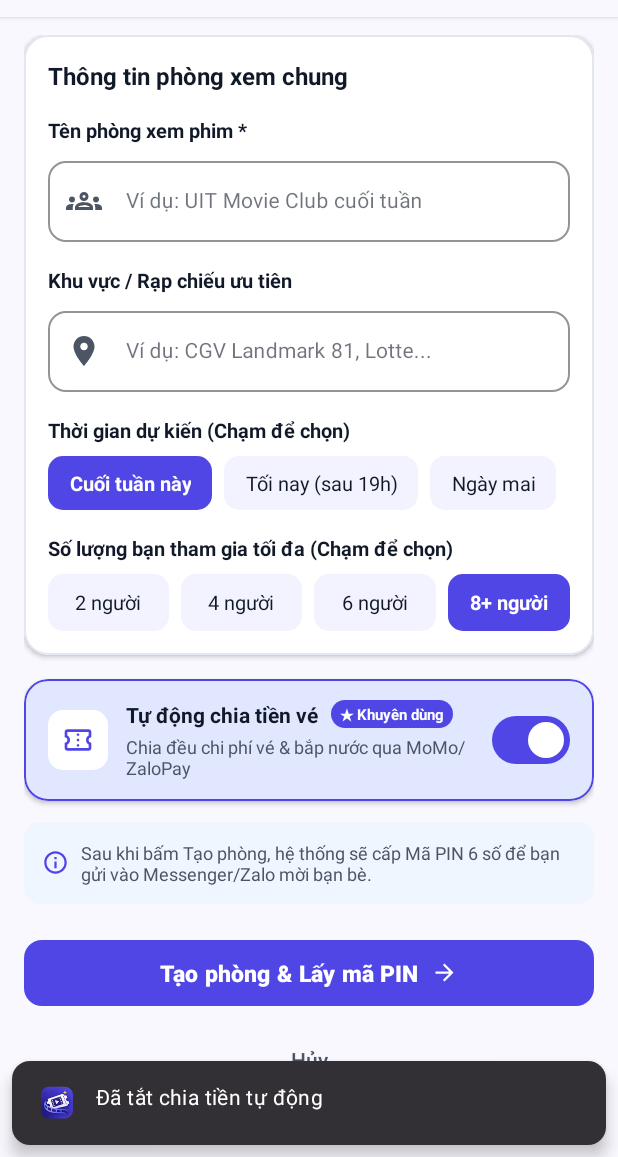
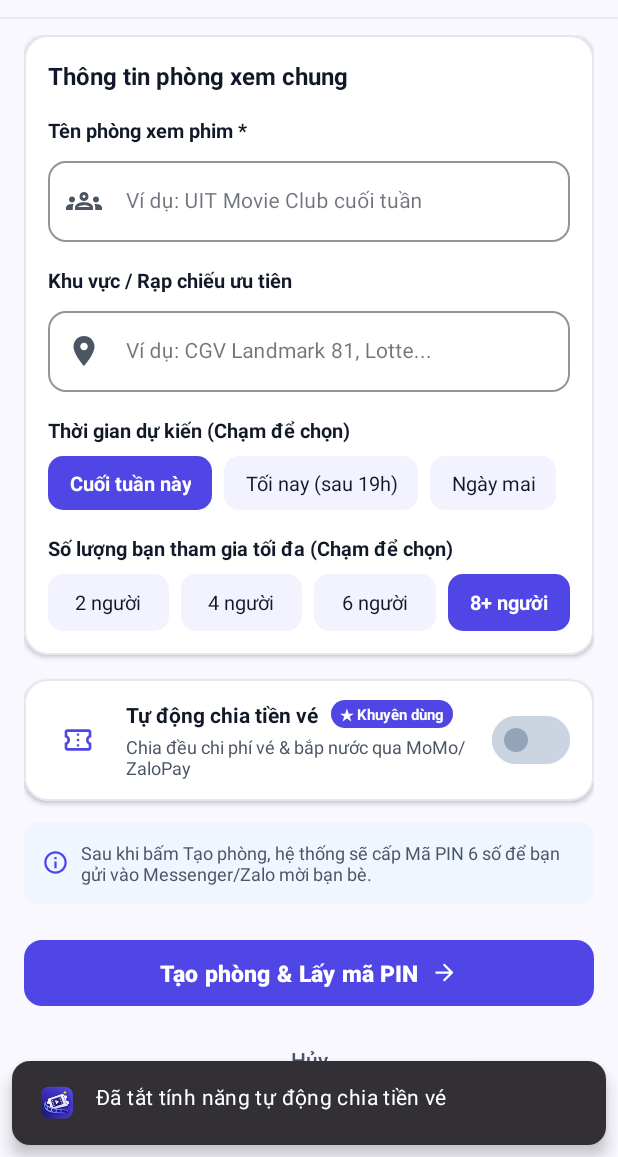
Before and after one commit to TruongCongMinhHai/UngDungQuanLyDatVeXemPhim, an Android app: the CreateRoomFragment screen opened through its navigation route, after a tap on "Tự động chia tiền vé", on a phone screen of 412 x 824 dp, the part 79-1236 px from its top. Run offline under Robolectric (Android 15) with nearby library versions, the phone set to English and light mode, and no system bars; our stand-ins replace navigation-ui; 3 other taps on this screen came first.

Commit message:
feat(cinetogether): xu ly switch chuyen mau xam hoan toan khi tat chia tien

```diff
--- a/CineNow/app/src/main/java/com/ute/cinenow/ui/cinetogether/CreateRoomFragment.kt
+++ b/CineNow/app/src/main/java/com/ute/cinenow/ui/cinetogether/CreateRoomFragment.kt
@@ -1,5 +1,7 @@
 package com.ute.cinenow.ui.cinetogether
 
+import android.content.res.ColorStateList
+import android.graphics.Color
 import android.os.Bundle
 import android.view.LayoutInflater
 import android.view.View
@@ -18,7 +20,6 @@ class CreateRoomFragment : Fragment() {
     private var _binding: FragmentCreateRoomBinding? = null
     private val binding get() = _binding!!
 
-    // Biến lưu trạng thái tùy chọn
     private var selectedTime = "Cuối tuần này"
     private var selectedMemberCount = "4 người"
     private var isAutoSplitBill = true
@@ -34,11 +35,10 @@ class CreateRoomFragment : Fragment() {
         super.onViewCreated(view, savedInstanceState)
         setupInteractiveSelectors()
         setupActions()
+        // Thiết lập trạng thái ban đầu của Switch
+        updateSplitBillCardVisual(binding.switchSplitBill.isChecked)
     }
 
-    /**
-     * Xử lý tương tác chọn Thời gian, Số lượng thành viên, và Bật/Tắt chia tiền
-     */
     private fun setupInteractiveSelectors() {
         // 1. Tương tác chọn Thời gian dự kiến
         val timeChips = listOf(
@@ -72,19 +72,43 @@ class CreateRoomFragment : Fragment() {
         }
 
         // 3. Tương tác Bật / Tắt tính năng Chia tiền vé tự động
+        binding.switchSplitBill.setOnCheckedChangeListener { _, isChecked ->
+            isAutoSplitBill = isChecked
+            updateSplitBillCardVisual(isChecked)
+            if (isChecked) {
+                showCineMessage("Đã bật tự động chia đều tiền vé qua ví điện tử")
+            } else {
+                showCineMessage("Đã tắt tính năng tự động chia tiền vé")
+            }
+        }
+
         binding.cardSplitBill.setOnClickListener {
-            it.animatePress {
-                isAutoSplitBill = !isAutoSplitBill
-                if (isAutoSplitBill) {
-                    binding.ivCheckSplitBill.setImageResource(R.drawable.ic_auth_check_circle)
-                    binding.ivCheckSplitBill.imageTintList = ContextCompat.getColorStateList(requireContext(), R.color.cinenow_primary)
-                    showCineMessage("Đã bật chia đều chi phí tự động")
-                } else {
-                    binding.ivCheckSplitBill.setImageResource(R.drawable.ic_auth_shield_outline)
-                    binding.ivCheckSplitBill.imageTintList = ContextCompat.getColorStateList(requireContext(), R.color.cinenow_text_tertiary)
-                    showCineMessage("Đã tắt chia tiền tự động")
-                }
-            }
+            binding.switchSplitBill.toggle()
+        }
+    }
+
+    private fun updateSplitBillCardVisual(isChecked: Boolean) {
+        val primaryColor = ContextCompat.getColor(requireContext(), R.color.cinenow_primary)
+        val outlineColor = ContextCompat.getColor(requireContext(), R.color.cinenow_outline)
+        val containerColor = ContextCompat.getColor(requireContext(), R.color.cinenow_primary_container)
+        val whiteColor = ContextCompat.getColor(requireContext(), R.color.cinenow_white)
+        val offTrackColor = Color.parseColor("#CBD5E1")
+        val offThumbColor = Color.parseColor("#94A3B8")
+
+        if (isChecked) {
+            // Khi BẬT: viền tím, nền tím nhạt, switch tím
+            binding.cardSplitBill.strokeColor = primaryColor
+            binding.cardSplitBill.strokeWidth = 3
+            binding.cardSplitBill.setCardBackgroundColor(ColorStateList.valueOf(containerColor))
+            binding.switchSplitBill.trackTintList = ColorStateList.valueOf(primaryColor)
+            binding.switchSplitBill.thumbTintList = ColorStateList.valueOf(whiteColor)
+        } else {
+            // Khi TẮT: viền xám, nền trắng, switch xám tắt hoàn toàn
+            binding.cardSplitBill.strokeColor = outlineColor
+            binding.cardSplitBill.strokeWidth = 2
+            binding.cardSplitBill.setCardBackgroundColor(ColorStateList.valueOf(whiteColor))
+            binding.switchSplitBill.trackTintList = ColorStateList.valueOf(offTrackColor)
+            binding.switchSplitBill.thumbTintList = ColorStateList.valueOf(offThumbColor)
         }
     }
 
@@ -103,37 +127,31 @@ class CreateRoomFragment : Fragment() {
     }
 
     private fun setupActions() {
-        // Nút back trên CineHeader
         binding.header.onBackClick = {
             if (!findNavController().popBackStack()) {
                 findNavController().navigate(R.id.cineTogetherFragment)
             }
         }
 
-        // Tự động xóa lỗi khi người dùng gõ tên phòng
         binding.etRoomName.doOnTextChanged { _, _, _, _ ->
             binding.tilRoomName.error = null
         }
 
-        // Nút Tạo phòng & Lấy mã PIN
         binding.btnSubmitCreateRoom.setOnClickListener {
             it.animatePress {
                 val roomName = binding.etRoomName.text?.toString()?.trim().orEmpty()
                 if (roomName.isEmpty()) {
                     binding.tilRoomName.error = "Vui lòng nhập tên cho phòng xem phim"
+                    binding.etRoomName.requestFocus()
                     return@animatePress
                 }
 
-                // Sinh mã PIN ngẫu nhiên 4 số
-                val randomPin = (1000..9999).random()
-                showCineMessage("Tạo phòng '$roomName' ($selectedMemberCount) thành công! Mã PIN: #CT-$randomPin")
-
-                // Chuyển thẳng sang Màn #22: Phòng xem phim và bình chọn (VotingRoomFragment)
+                val randomPin = (100000..999999).random()
+                showCineMessage("Tạo phòng '$roomName' thành công! Mã PIN: $randomPin")
                 findNavController().navigate(R.id.votingRoomFragment)
             }
         }
 
-        // Nút Hủy
         binding.btnCancel.setOnClickListener {
             it.animatePress {
                 findNavController().popBackStack()
```
